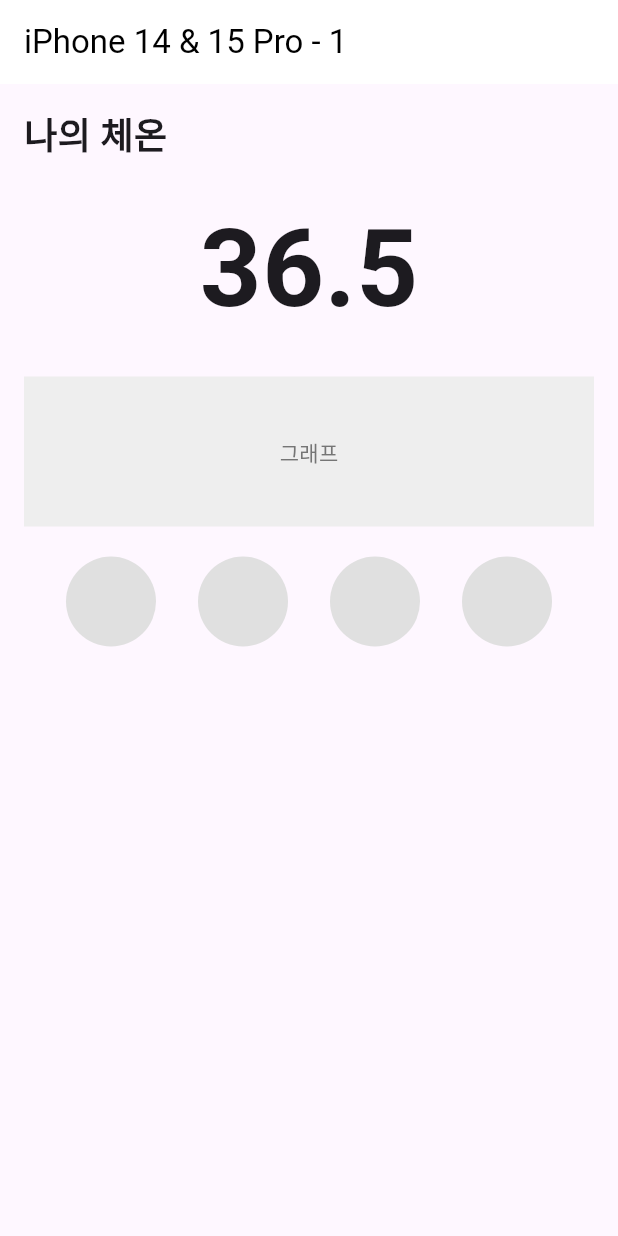
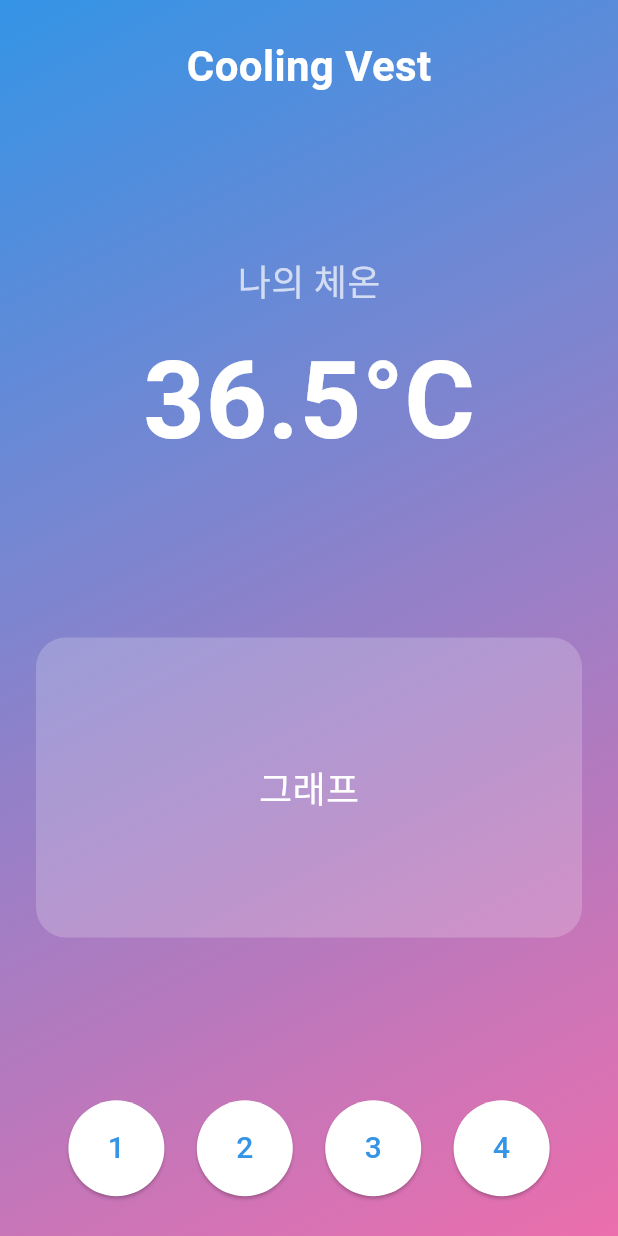
Before and after one commit to ESG-Flutter/esg-flutter, a Flutter app: the screen it shows after launch, on a phone screen of 412 x 824 dp. Run offline on Flutter 3.47's test engine with Material 3 defaults, Android fonts, the phone set to English and light mode, and no system bars.

Commit message:
feat: 메인화면 구성 변경 및 디자인 개선

```diff
--- a/esg_flutter_application/lib/main.dart
+++ b/esg_flutter_application/lib/main.dart
@@ -11,6 +11,7 @@
       title: 'Temperature Control Vest',
       theme: ThemeData(
         primarySwatch: Colors.blue,
+        fontFamily: 'Roboto',
       ),
       home: MainScreen(),
     );
@@ -21,50 +22,77 @@
   @override
   Widget build(BuildContext context) {
     return Scaffold(
-      appBar: AppBar(
-        title: Text('iPhone 14 & 15 Pro - 1'),
-        backgroundColor: Colors.white,
-        foregroundColor: Colors.black,
+      body: Container(
+        decoration: BoxDecoration(
+          gradient: LinearGradient(
+            begin: Alignment.topLeft,
+            end: Alignment.bottomRight,
+            colors: [Color(0xFF3494E6), Color(0xFFEC6EAD)],
           ),
-      body: Padding(
-        padding: const EdgeInsets.all(16.0),
+        ),
+        child: SafeArea(
+          child: Padding(
+            padding: const EdgeInsets.all(24.0),
             child: Column(
-          crossAxisAlignment: CrossAxisAlignment.start,
+              mainAxisAlignment: MainAxisAlignment.spaceBetween,
+              children: [
+                Text(
+                  'Cooling Vest',
+                  style: TextStyle(
+                    fontSize: 28,
+                    fontWeight: FontWeight.bold,
+                    color: Colors.white,
+                  ),
+                ),
+                Column(
                   children: [
                     Text(
                       '나의 체온',
-              style: TextStyle(fontSize: 24, fontWeight: FontWeight.bold),
-            ),
-            SizedBox(height: 20),
-            Center(
-              child: Text(
-                '36.5',
-                style: TextStyle(fontSize: 72, fontWeight: FontWeight.bold),
+                      style: TextStyle(
+                        fontSize: 24,
+                        fontWeight: FontWeight.w300,
+                        color: Colors.white70,
                       ),
                     ),
-            SizedBox(height: 20),
+                    SizedBox(height: 10),
+                    Text(
+                      '36.5°C',
+                      style: TextStyle(
+                        fontSize: 72,
+                        fontWeight: FontWeight.bold,
+                        color: Colors.white,
+                      ),
+                    ),
+                  ],
+                ),
                 Container(
-              width: double.infinity,
-              height: 100,
-              color: Colors.grey[200],
+                  height: 200,
+                  decoration: BoxDecoration(
+                    color: Colors.white.withOpacity(0.2),
+                    borderRadius: BorderRadius.circular(20),
+                  ),
                   child: Center(
                     child: Text(
                       '그래프',
-                  style: TextStyle(color: Colors.grey[600]),
+                      style: TextStyle(color: Colors.white, fontSize: 24),
                     ),
                   ),
                 ),
-            SizedBox(height: 20),
                 Row(
                   mainAxisAlignment: MainAxisAlignment.spaceEvenly,
                   children: List.generate(
                     4,
-                (index) => Container(
-                  width: 60,
-                  height: 60,
-                  decoration: BoxDecoration(
-                    shape: BoxShape.circle,
-                    color: Colors.grey[300],
+                    (index) => ElevatedButton(
+                      onPressed: () {},
+                      child: Text(
+                        '${index + 1}',
+                        style: TextStyle(fontSize: 20),
+                      ),
+                      style: ElevatedButton.styleFrom(
+                        backgroundColor: Colors.white,
+                        foregroundColor: Color(0xFF3494E6),
+                        shape: CircleBorder(),
+                        padding: EdgeInsets.all(20),
                       ),
                     ),
                   ),
@@ -72,6 +100,8 @@
               ],
             ),
           ),
+        ),
+      ),
     );
   }
 }
```
Also changed, not shown: 1 other file. Lines whose indentation alone changed are shown as unchanged.
